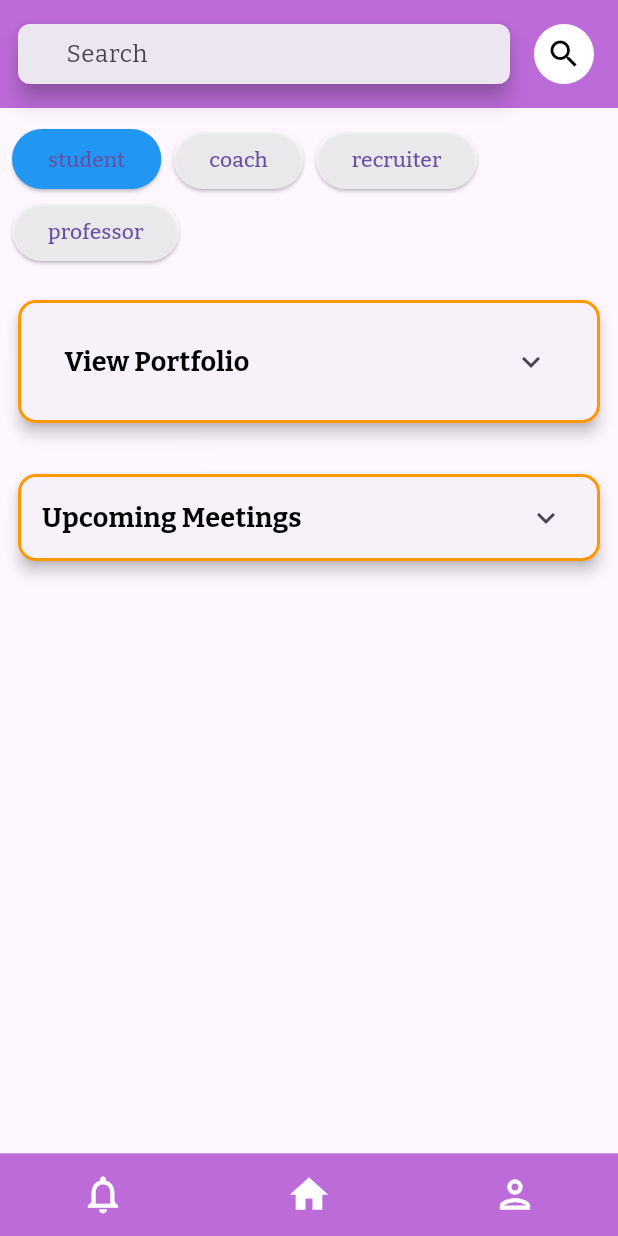
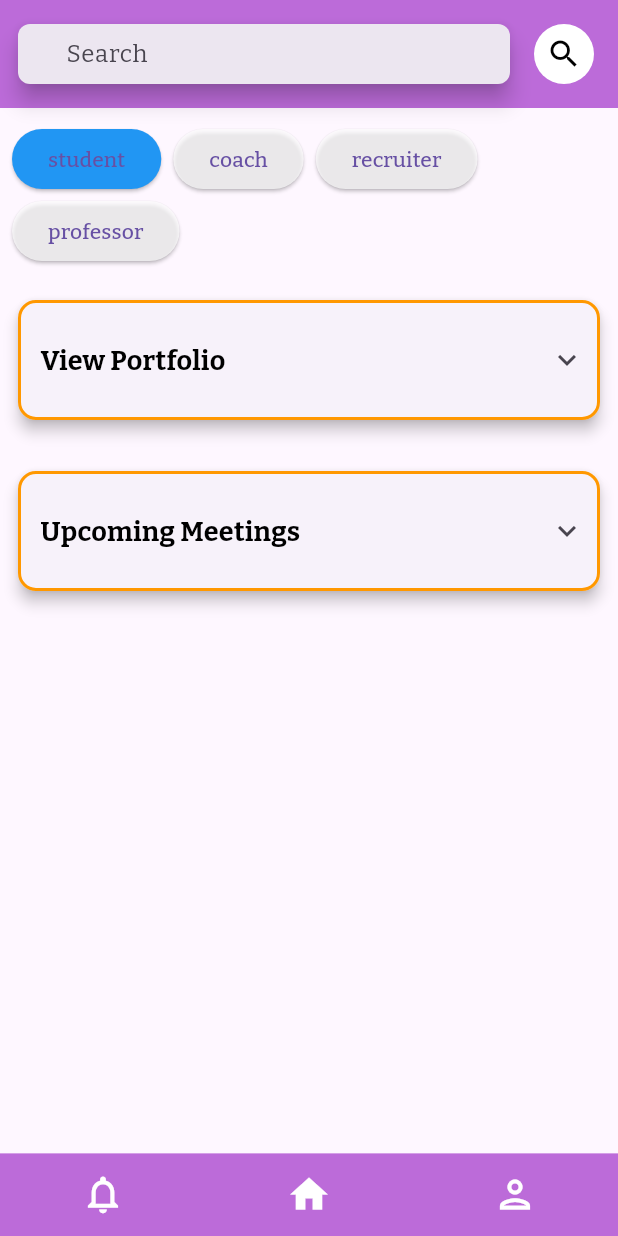
Before and after one commit to Andrew-Youssef/SDSThriveX, a Flutter app: the screen it shows after launch, on a phone screen of 412 x 824 dp. Run offline on Flutter 3.47's test engine with Material 3 defaults, Android fonts, the phone set to English and light mode, and no system bars; our stand-ins replace google_fonts.

Commit message:
removed divider and same size

```diff
--- a/lib/features/dashboard/dashboard_screen.dart
+++ b/lib/features/dashboard/dashboard_screen.dart
@@ -35,7 +35,7 @@ class _MyDashBoardScreenState extends State<MyDashBoardScreen> {
                 ),
               ),
 
-              // 🔽 Scrollable content below the fixed header
+              // Scrollable content below the fixed header
               Expanded(
                 child: ListView(
                   padding: const EdgeInsets.only(top: 10),
@@ -236,6 +236,10 @@ Widget buildMyCard1(BuildContext context) {
             'View Portfolio',
             style: Theme.of(context).textTheme.titleMedium,
           ),
+          tilePadding: EdgeInsets.zero,
+          childrenPadding: EdgeInsets.zero,
+          shape: const Border(),
+          collapsedShape: const Border(),
           children: [
             ...[
               '- Personal Projects',
@@ -244,11 +248,14 @@ Widget buildMyCard1(BuildContext context) {
               '- Certifications & Degrees',
               '- Personal Stories',
             ].map(
-            (text) => Padding(
-              padding: const EdgeInsets.symmetric(horizontal: 16.0, vertical: 4.0),
+              (text) => Align(
+                alignment: Alignment.centerLeft,
+                child: Padding(
+                  padding: const EdgeInsets.symmetric(horizontal: 0.0, vertical: 4.0),
                   child: Text(
                     text,
                     style: Theme.of(context).textTheme.bodyMedium,
+                  ),
                 ),
               ),
             ),
@@ -268,26 +275,41 @@ Widget buildMyCard2(BuildContext context) {
         side: const BorderSide(color: Colors.orange, width: 2),
       ),
       elevation: 4,
+      child: Padding(
+        padding: const EdgeInsets.only(
+          left: 15,
+          right: 10,
+          top: 12,
+          bottom: 12,
+        ),
         child: ExpansionTile(
           title: Text(
             'Upcoming Meetings',
             style: Theme.of(context).textTheme.titleMedium,
           ),
+          tilePadding: EdgeInsets.zero,
+          childrenPadding: EdgeInsets.zero,
+          shape: const Border(),
+          collapsedShape: const Border(),
           children: [
             ...[
               '- Coaching Sessions',
               '- Job Interviews',
               '- Seminars',
             ].map(
-            (text) => Padding(
-              padding: const EdgeInsets.symmetric(horizontal: 16.0, vertical: 4.0),
+              (text) => Align(
+                alignment: Alignment.centerLeft,
+                child: Padding(
+                  padding: const EdgeInsets.symmetric(horizontal: 0.0, vertical: 4.0),
                   child: Text(
                     text,
                     style: Theme.of(context).textTheme.bodyMedium,
                   ),
                 ),
               ),
+            ),
           ],
+        ),
       ),
     ),
   );
```
Lines whose indentation alone changed are shown as unchanged.
